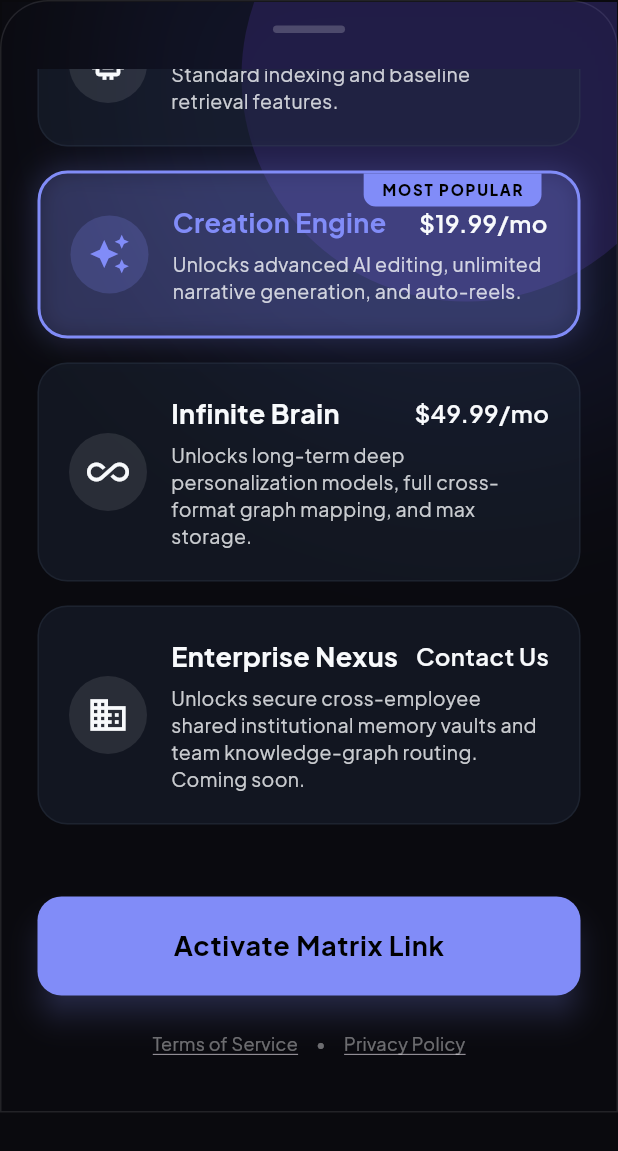
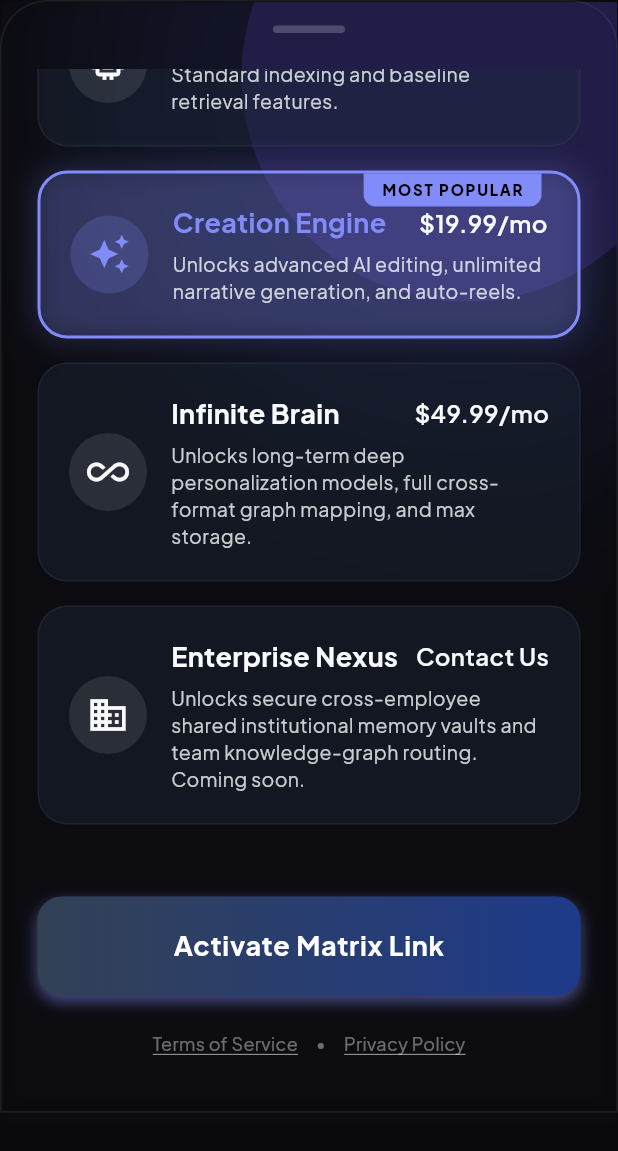
Before and after one commit to mithil1610/neural-canvas, a Flutter app: the SubscriptionPaywallScreen widget shown alone on an empty page, opened directly, scrolled down 328 dp, on a phone screen of 412 x 824 dp. Shown: the top 1151 px of the screen. Run offline on Flutter 3.47's test engine with Material 3 defaults, Android fonts, the phone set to English and light mode, and no system bars; our stand-ins replace cached_network_image, cloud_firestore, cloud_functions, file_picker, firebase_auth, firebase_core and 10 more; missing offline and left inert: receive_sharing_intent, record; accounts and stored records are empty; network calls fail; statements that could not run were skipped.

Commit message:
Inject haptic feedback and upgrade UI glassmorphism borders

```diff
--- a/lib/ui/screens/chronos_matrix_screen.dart
+++ b/lib/ui/screens/chronos_matrix_screen.dart
@@ -1,4 +1,5 @@
 import 'package:flutter/material.dart';
+import 'package:flutter/services.dart';
 import 'package:cloud_firestore/cloud_firestore.dart';
 import 'package:firebase_auth/firebase_auth.dart';
 
@@ -17,7 +18,7 @@ class ChronosMatrixScreen extends StatelessWidget {
         elevation: 0,
         leading: IconButton(
           icon: const Icon(Icons.chevron_left),
-          onPressed: () => Navigator.of(context).pop(),
+          onPressed: () { HapticFeedback.lightImpact(); Navigator.of(context).pop(); },
         ),
         title: const Text(
           "CHRONOS MATRIX",
--- a/lib/ui/screens/profile_screen.dart
+++ b/lib/ui/screens/profile_screen.dart
@@ -7,6 +7,7 @@ import 'dart:io';
 import 'package:flutter/foundation.dart' show kIsWeb;
 import 'package:neural_canvas/screens/auth_gate.dart';
 import 'package:cached_network_image/cached_network_image.dart';
+import 'package:flutter/services.dart';
 import '../../utils/ui_utils.dart';
 
 class ProfileScreen extends StatefulWidget {
@@ -36,6 +37,7 @@ class _ProfileScreenState extends State<ProfileScreen> {
 
   Future<void> _updateProfilePicture() async {
     if (_user == null) return;
+    HapticFeedback.lightImpact();
 
     try {
       final ImagePicker picker = ImagePicker();
@@ -101,6 +103,7 @@ class _ProfileScreenState extends State<ProfileScreen> {
 
   Future<void> _saveProfile() async {
     if (_user == null) return;
+    HapticFeedback.lightImpact();
 
     setState(() {
       _isSaving = true;
@@ -149,6 +152,7 @@ class _ProfileScreenState extends State<ProfileScreen> {
   }
 
   Future<void> _deleteAccount() async {
+    HapticFeedback.heavyImpact();
     final confirm = await showDialog<bool>(
       context: context,
       builder: (context) => AlertDialog(
@@ -321,6 +325,7 @@ class _ProfileScreenState extends State<ProfileScreen> {
                   const SizedBox(height: 16),
                   TextButton.icon(
                     onPressed: () async {
+                      HapticFeedback.lightImpact();
                       await FirebaseAuth.instance.signOut();
                       if (context.mounted) {
                         Navigator.of(context).pushAndRemoveUntil(
--- a/lib/ui/screens/reel_storyboard_screen.dart
+++ b/lib/ui/screens/reel_storyboard_screen.dart
@@ -1,5 +1,6 @@
 import 'dart:ui';
 import 'package:flutter/material.dart';
+import 'package:flutter/services.dart';
 import 'package:cloud_firestore/cloud_firestore.dart';
 import 'package:google_generative_ai/google_generative_ai.dart';
 import 'package:flutter_markdown/flutter_markdown.dart';
@@ -126,7 +127,7 @@ ${summaries.join('\n\n---\n\n')}
                     children: [
                       IconButton(
                         icon: const Icon(Icons.close, color: Colors.white70),
-                        onPressed: () => Navigator.pop(context),
+                        onPressed: () { HapticFeedback.lightImpact(); Navigator.pop(context); },
                       ),
                       const SizedBox(width: 8),
                       Text(
--- a/lib/ui/screens/subscription_paywall_screen.dart
+++ b/lib/ui/screens/subscription_paywall_screen.dart
@@ -2,6 +2,7 @@ import 'dart:ui';
 import 'package:flutter/material.dart';
 import 'package:cloud_firestore/cloud_firestore.dart';
 import 'package:firebase_auth/firebase_auth.dart';
+import 'package:flutter/services.dart';
 import '../../utils/ui_utils.dart';
 
 class SubscriptionPaywallScreen extends StatefulWidget {
@@ -24,6 +25,7 @@ class _SubscriptionPaywallScreenState extends State<SubscriptionPaywallScreen> {
   bool _isPurchasing = false;
 
   Future<void> _simulatePurchase(String targetTier) async {
+    HapticFeedback.lightImpact();
     setState(() {
       _isPurchasing = true;
     });
@@ -170,7 +172,8 @@ class _SubscriptionPaywallScreenState extends State<SubscriptionPaywallScreen> {
         decoration: BoxDecoration(
           color: const Color(0xFF0A0A0F).withValues(alpha: 0.85),
           borderRadius: const BorderRadius.vertical(top: Radius.circular(32)),
-          border: Border.all(color: Colors.white.withValues(alpha: 0.1)),
+          border: Border.all(color: Colors.white.withValues(alpha: 0.08), width: 1.0),
+          boxShadow: [BoxShadow(color: Colors.white.withValues(alpha: 0.02), blurRadius: 10, spreadRadius: 0)],
         ),
         child: Stack(
           children: [
@@ -275,19 +278,33 @@ class _SubscriptionPaywallScreenState extends State<SubscriptionPaywallScreen> {
                         const SizedBox(height: 32),
 
                         // Action Button
-                        ElevatedButton(
-                          onPressed: _isPurchasing ? null : () => Navigator.pop(context),
-                          style: ElevatedButton.styleFrom(
-                            backgroundColor: cs.primary,
-                            foregroundColor: Colors.black,
-                            padding: const EdgeInsets.symmetric(vertical: 20),
-                            shape: RoundedRectangleBorder(borderRadius: BorderRadius.circular(16)),
-                            elevation: 8,
-                            shadowColor: cs.primary.withValues(alpha: 0.5),
+                        Container(
+                          width: double.infinity,
+                          decoration: BoxDecoration(
+                            gradient: const LinearGradient(colors: [Color(0xFF334155), Color(0xFF1E3A8A)]),
+                            borderRadius: BorderRadius.circular(16),
+                            boxShadow: [
+                              BoxShadow(color: cs.primary.withValues(alpha: 0.5), blurRadius: 8, spreadRadius: 0, offset: const Offset(0, 4)),
+                            ],
                           ),
-                          child: const Text(
-                            'Activate Matrix Link',
-                            style: TextStyle(fontSize: 18, fontWeight: FontWeight.bold, letterSpacing: 0.5),
+                          child: Material(
+                            color: Colors.transparent,
+                            child: InkWell(
+                              borderRadius: BorderRadius.circular(16),
+                              onTap: _isPurchasing ? null : () {
+                                HapticFeedback.lightImpact();
+                                Navigator.pop(context);
+                              },
+                              child: const Padding(
+                                padding: EdgeInsets.symmetric(vertical: 20),
+                                child: Center(
+                                  child: Text(
+                                    'Activate Matrix Link',
+                                    style: TextStyle(fontSize: 18, fontWeight: FontWeight.bold, letterSpacing: 0.5, color: Colors.white),
+                                  ),
+                                ),
+                              ),
+                            ),
                           ),
                         ),
 
@@ -330,7 +347,8 @@ class _SubscriptionPaywallScreenState extends State<SubscriptionPaywallScreen> {
                         decoration: BoxDecoration(
                           color: cs.surfaceContainerHighest.withValues(alpha: 0.9),
                           borderRadius: BorderRadius.circular(24),
-                          border: Border.all(color: cs.outlineVariant.withValues(alpha: 0.3)),
+                          border: Border.all(color: Colors.white.withValues(alpha: 0.08), width: 1.0),
+                          boxShadow: [BoxShadow(color: Colors.white.withValues(alpha: 0.02), blurRadius: 10, spreadRadius: 0)],
                         ),
                         child: Column(
                           mainAxisSize: MainAxisSize.min,
```
Also changed, not shown: lib/ui/screens/knowledge_base_screen.dart (+6 -1 lines), lib/ui/tabs/home_tab.dart (+19 -7 lines).
